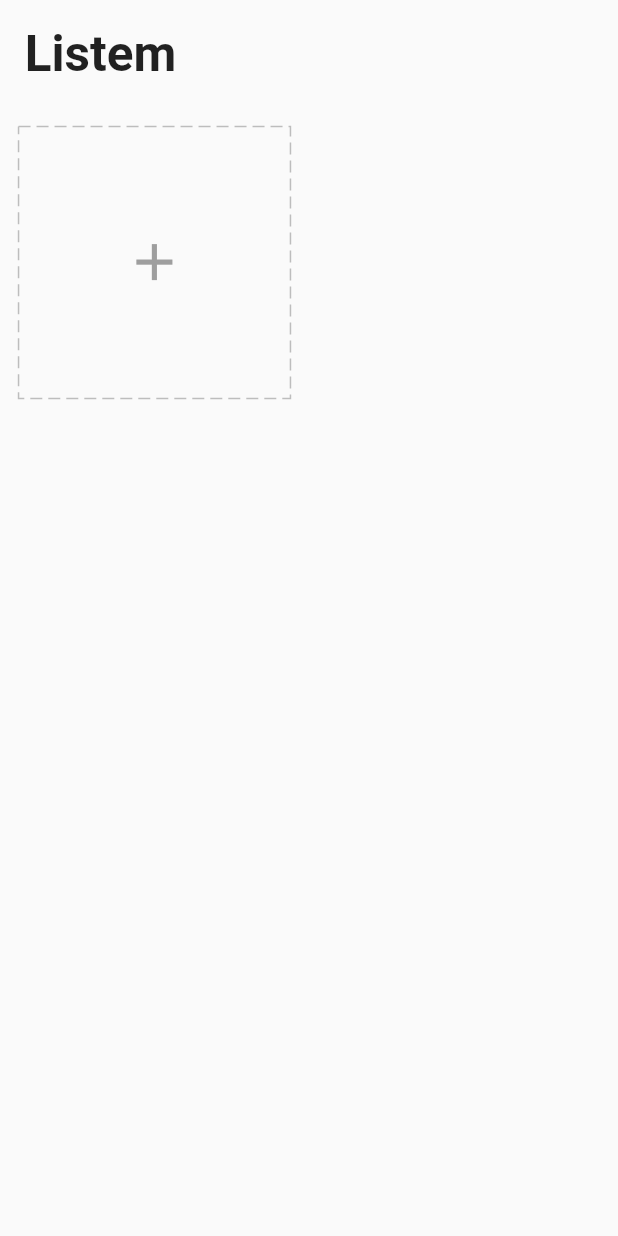
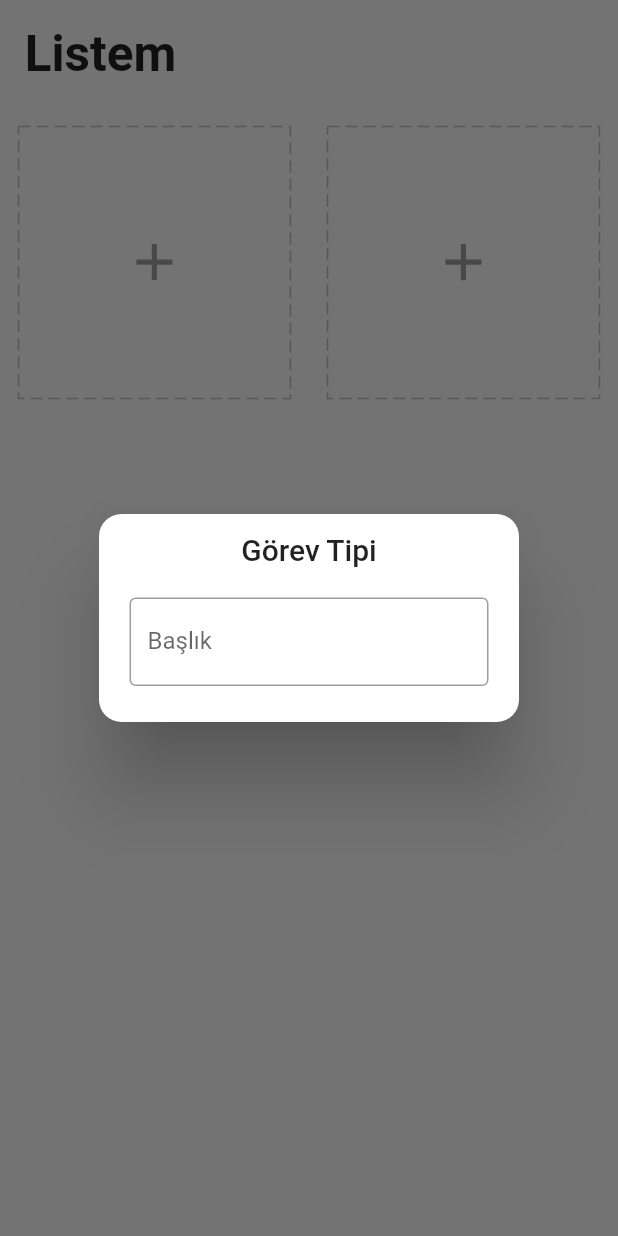
Before and after one commit to erenkaraboga/Task_App, a Flutter app: the screen it shows after launch, after a tap on the "add" icon, on a phone screen of 412 x 824 dp. Run offline on Flutter 3.47's test engine with Material 2 defaults, Android fonts, the phone set to English and light mode, and no system bars; drawn by our look-alikes of dotted_border; our stand-ins replace equatable, flutter_easyloading, get, get_storage.

Commit message:
TextField Validator Implemented.

```diff
--- a/lib/app/modules/home/controller.dart
+++ b/lib/app/modules/home/controller.dart
@@ -1,3 +1,4 @@
+import 'package:flutter/cupertino.dart';
 import 'package:get/get.dart';
 import 'package:task_app_getx/app/data/models/task.dart';
 import 'package:task_app_getx/app/data/services/storage/repository.dart';
@@ -6,6 +7,8 @@ class HomeController extends GetxController{
   TaskRepository taskRepository;
   HomeController({required this.taskRepository});
   final tasks= <Task>[].obs;
+  final formKey = GlobalKey<FormState>();
+  final editCtrl = TextEditingController();
   @override
   void onInit() {
     // TODO: implement onInit
--- a/lib/app/modules/home/view.dart
+++ b/lib/app/modules/home/view.dart
@@ -19,7 +19,7 @@ class HomePage extends GetView<HomeController> {
             GridView.count(crossAxisCount: 2,
             shrinkWrap: true,
             physics: const ClampingScrollPhysics(),
-            children: [AddCard()],
+            children: [AddCard(),AddCard()],
             )
           ],
         ),
--- a/lib/app/modules/home/widgets/add_cart.dart
+++ b/lib/app/modules/home/widgets/add_cart.dart
@@ -1,5 +1,6 @@
 import 'package:flutter/material.dart';
 import 'package:get/get.dart';
+import 'package:get/get_connect/http/src/utils/utils.dart';
 import 'package:task_app_getx/app/core/utils/extensions.dart';
 import 'package:task_app_getx/app/modules/home/controller.dart';
 import 'package:task_app_getx/app/widgets/icons.dart';
@@ -16,7 +17,34 @@ class AddCard extends StatelessWidget {
       height: squareWidth/2,
       margin: EdgeInsets.all(3.0.wp),
       child: InkWell(
-        onTap: (){},
+        onTap: () async {
+           await Get.defaultDialog(
+            titlePadding: EdgeInsets.symmetric(vertical: 3.0.wp),
+            title: "Görev Tipi",
+            radius: 15,
+            content: Form(
+              key:homeCtrl.formKey,
+              child: Column(children: [
+                 Padding(
+                   padding: EdgeInsets.symmetric(horizontal: 3.0.wp),
+                   child: TextFormField(
+                    controller:homeCtrl.editCtrl,
+                    decoration:const InputDecoration(
+                      border: OutlineInputBorder(),
+                      labelText: "Başlık"
+                    ),
+                    validator: (val){
+                      if(val==null||val.trim().isEmpty){
+                        return "Lütfen Başlık Giriniz";
+                      }
+                      else{return null;}
+                    },
+                   ),
+                 ),
+              ]),
+             )
+           );
+        },
         child: DottedBorder(
          dashPattern: const [8,4],
          color: Colors.grey[400]!,
```
